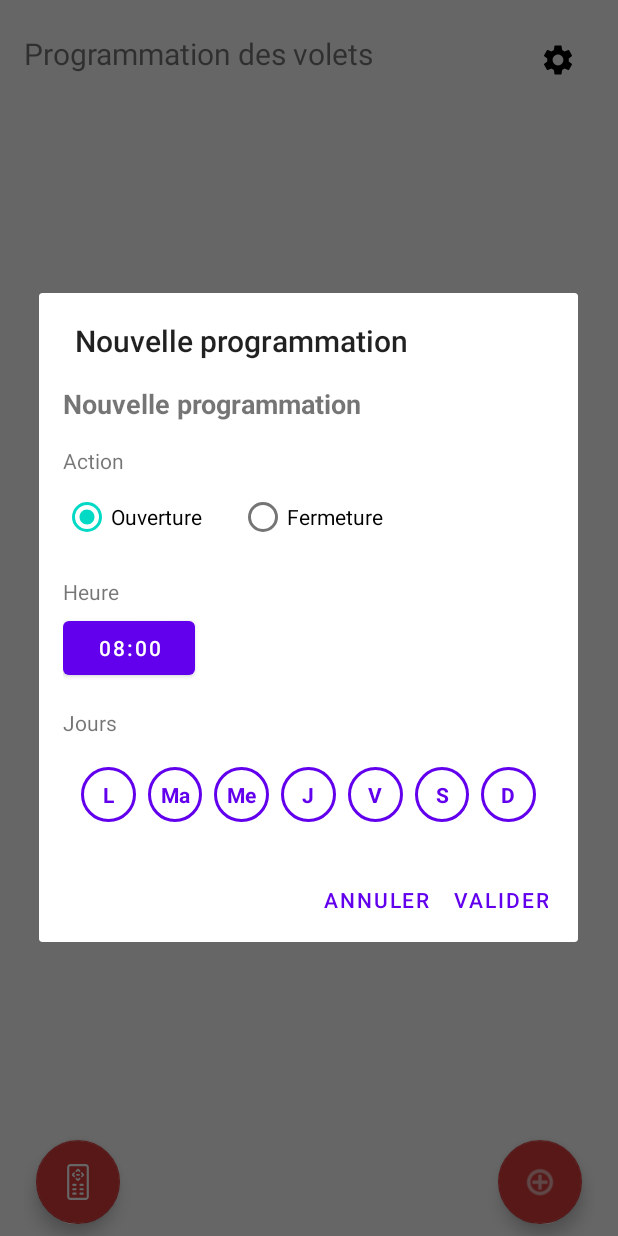
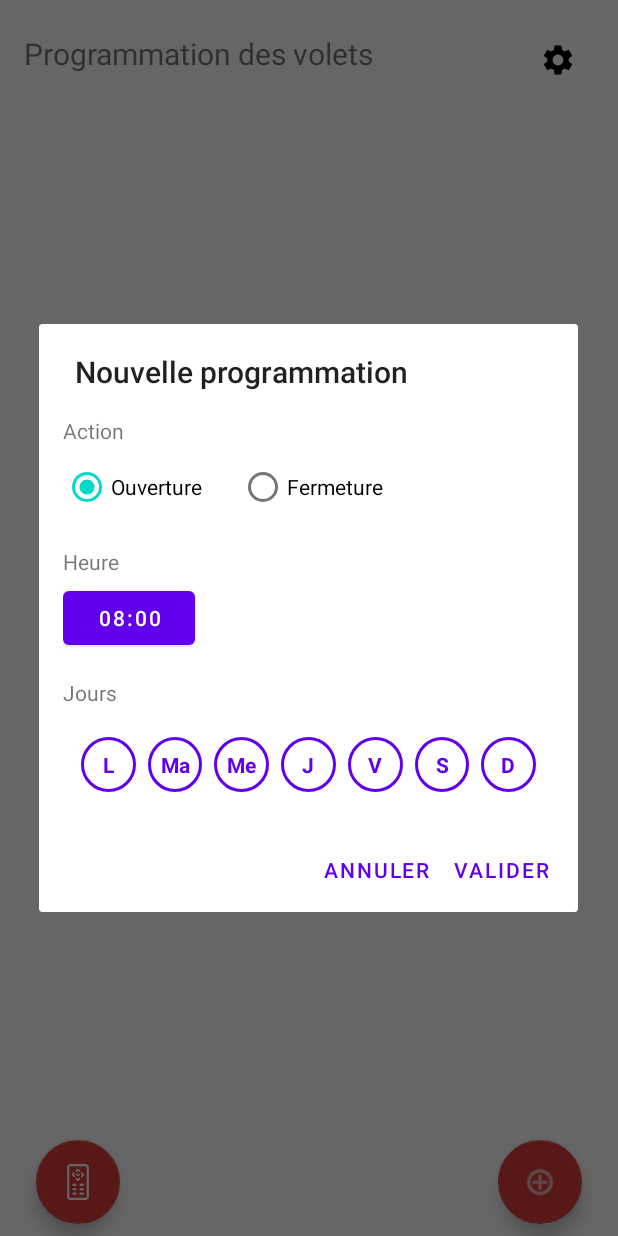
Before and after one commit to GalateeM/HelioFlow, an Android app built with Jetpack Compose: the screen it shows after launch (MainActivity), after a tap on "Ajoutez une règle", on a phone screen of 412 x 824 dp. Run offline under Robolectric (Android 15) with nearby library versions, the light colour scheme and no system bars; network calls fail; 3 statements that could not run were skipped.

Commit message:
fix en pagaille

```diff
--- a/app/src/main/res/layout/dialog_new_rule.xml
+++ b/app/src/main/res/layout/dialog_new_rule.xml
@@ -5,14 +5,6 @@
     android:layout_height="wrap_content"
     android:orientation="vertical"
     android:padding="16dp">
-
-    <TextView
-        android:layout_width="match_parent"
-        android:layout_height="wrap_content"
-        android:text="@string/new_rule_title"
-        android:textSize="18sp"
-        android:textStyle="bold"
-        android:layout_marginBottom="16dp" />
 
     <TextView
         android:layout_width="match_parent"
```
Also changed, not shown: app/src/main/java/com/example/helioflow/placeholder/PlaceholderContent.kt (+7 -10 lines).
